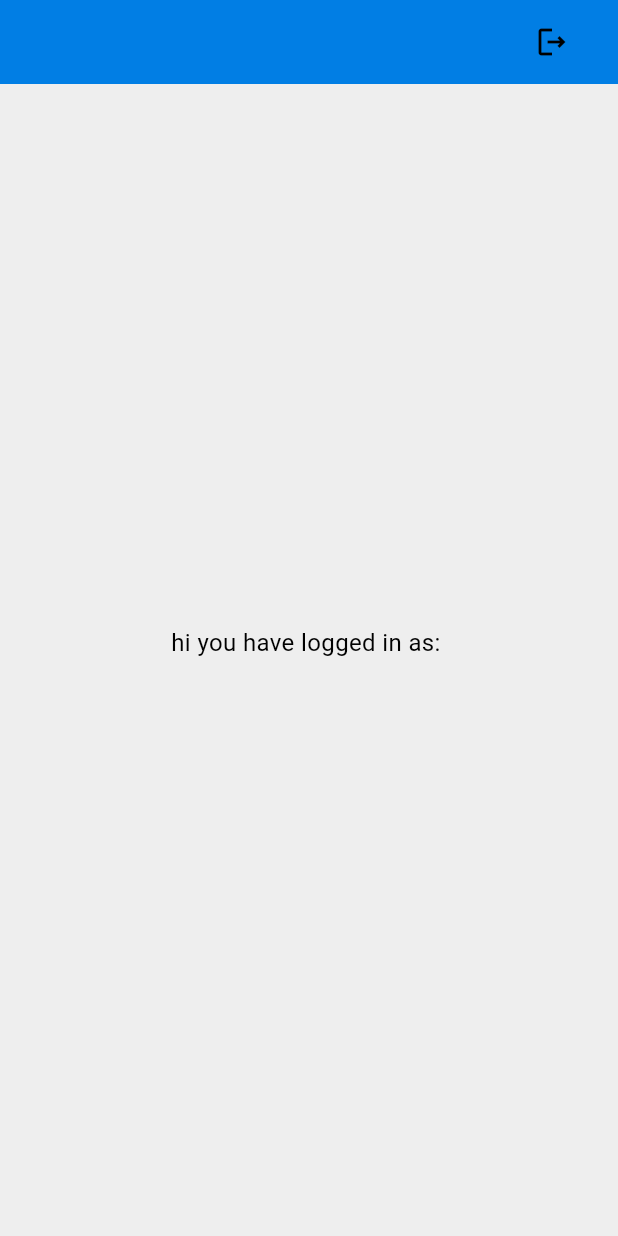
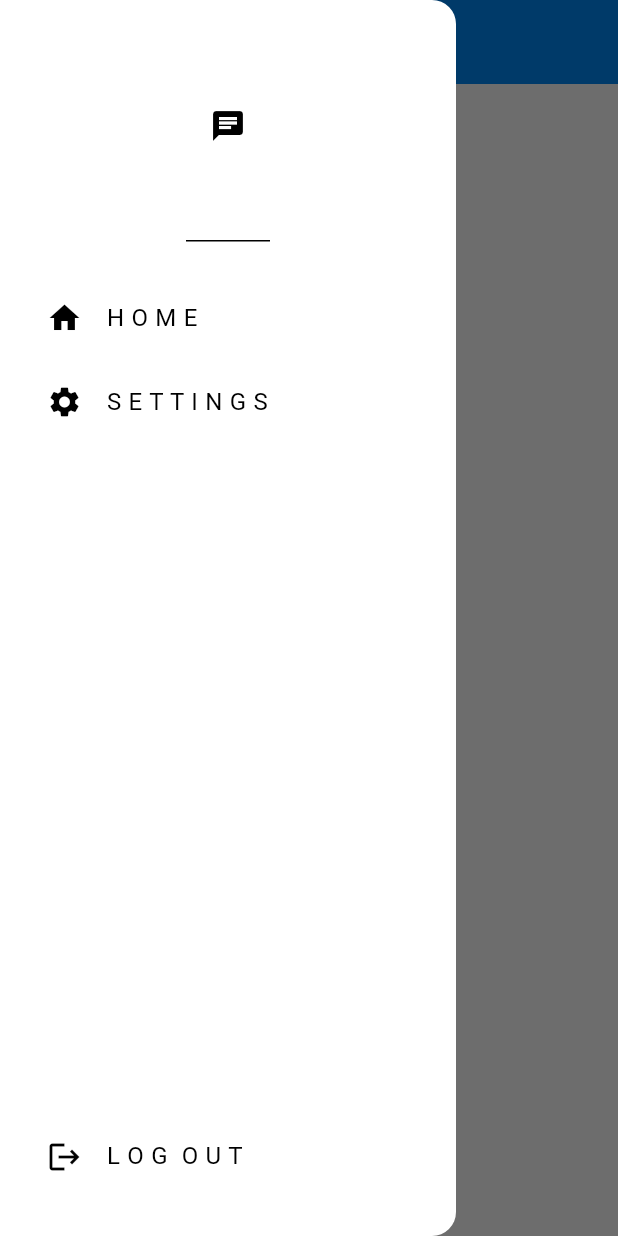
Before and after one commit to yakobsolo/Flutter-Projects, a Flutter app: the screen it shows once a user with an empty profile is signed in, with the side drawer open (before the commit the screen has no drawer), on a phone screen of 412 x 824 dp. Run offline on Flutter 3.47's test engine with Material 3 defaults, Android fonts, the phone set to English and light mode, and no system bars; our stand-ins replace cloud_firestore, firebase_auth, firebase_core, flutter_dotenv, geocoding, geolocator and 3 more; missing offline and left inert: tmdb_api; accounts and stored records are empty; generated files the repository leaves out were written again; network calls fail.

Commit message:
fix(login page)

```diff
--- /dev/null
+++ b/chatapp/lib/features/homepage/UI/homeScreen.dart
@@ -0,0 +1,79 @@
+import 'package:chatapp/features/homepage/UI/chatScreen.dart';
+import 'package:chatapp/features/homepage/UI/usertile.dart';
+import 'package:chatapp/features/homepage/widgets/drawerpage.dart';
+import 'package:chatapp/features/services/auth_service.dart';
+import 'package:chatapp/features/services/chat/chat_service.dart';
+import 'package:firebase_auth/firebase_auth.dart';
+import 'package:flutter/material.dart';
+import 'package:google_sign_in/google_sign_in.dart';
+
+class HomeScreen extends StatelessWidget {
+  HomeScreen({super.key});
+  final user = FirebaseAuth.instance.currentUser;
+
+  final ChatService _chatService = ChatService();
+  final AuthService _authService = AuthService();
+
+  final FirebaseAuth _auth = FirebaseAuth.instance;
+
+  @override
+  Widget build(BuildContext context) {
+    signOut() async {
+      await GoogleSignIn().signOut();
+      await FirebaseAuth.instance.signOut();
+    }
+
+    return Scaffold(
+      backgroundColor: Theme.of(context).colorScheme.background,
+      drawer: DrawerPage(),
+      appBar: AppBar(
+        backgroundColor: Theme.of(context).colorScheme.primary,
+        title: Center(
+            child: Text(
+          "Home",
+          style: TextStyle(color: Theme.of(context).colorScheme.secondary),
+        )),
+      ),
+      body: _buildUserList(),
+    );
+  }
+
+  Widget _buildUserList() {
+    return StreamBuilder(
+        stream: _chatService.getUsersStream(),
+        builder: (context, snapshot) {
+          if (snapshot.hasError) {
+            return const Text("Errof");
+          }
+          if (snapshot.connectionState == ConnectionState.waiting) {
+            return const Text("Loading");
+          }
+
+          return ListView(
+            children: snapshot.data!
+                .map<Widget>(
+                    (userdata) => _buildUserListItem(userdata, context))
+                .toList(),
+          );
+        });
+  }
+
+  Widget _buildUserListItem(
+      Map<String, dynamic> userData, BuildContext context) {
+    // display alll users except current user
+    if (userData["email"] != _auth.currentUser!.email) {
+      return UserTile(
+        text: userData["email"],
+        onTap: () {
+          Navigator.push(
+              context,
+              MaterialPageRoute(
+                  builder: (context) =>
+                      ChatPage(receiverEmail: userData["email"])));
+        },
+      );
+    } else {
+      return Container();
+    }
+  }
+}
--- /dev/null
+++ b/chatapp/lib/features/homepage/widgets/drawerpage.dart
@@ -0,0 +1,81 @@
+import 'package:firebase_auth/firebase_auth.dart';
+import 'package:flutter/material.dart';
+import 'package:google_sign_in/google_sign_in.dart';
+
+class DrawerPage extends StatelessWidget {
+  const DrawerPage({super.key});
+
+  signOut() async {
+      await GoogleSignIn().signOut();
+      await FirebaseAuth.instance.signOut();
+    }
+
+  @override
+  Widget build(BuildContext context) {
+    return Drawer(
+      child: Column(
+        mainAxisAlignment: MainAxisAlignment.spaceBetween,
+        children: [
+          Column(
+            children: [
+              DrawerHeader(
+                  child: Icon(
+                Icons.chat,
+                color: Theme.of(context).colorScheme.secondary,
+              )),
+              Padding(
+                padding: const EdgeInsets.only(left: 15, right: 15, top: 15),
+                child: ListTile(
+                  onTap: () {
+                    Navigator.pop(context);
+                  },
+                  title: Text(
+                    "H O M E",
+                    style: TextStyle(
+                        color: Theme.of(context).colorScheme.secondary),
+                  ),
+                  leading: Icon(
+                    Icons.home,
+                    color: Theme.of(context).colorScheme.secondary,
+                  ),
+                ),
+              ),
+              Padding(
+                padding: const EdgeInsets.symmetric(
+                  horizontal: 15.0,
+                ),
+                child: ListTile(
+                  onTap: () => Navigator.pop(context),
+                  title: Text(
+                    "S E T T I N G S",
+                    style: TextStyle(
+                        color: Theme.of(context).colorScheme.secondary),
+                  ),
+                  leading: Icon(
+                    Icons.settings,
+                    color: Theme.of(context).colorScheme.secondary,
+                  ),
+                ),
+              ),
+            ],
+          ),
+          Padding(
+            padding: const EdgeInsets.only(left: 15.0, right: 15, bottom: 25),
+            child: ListTile(
+              onTap: () => signOut(),
+              title: Text(
+                "L O G  O U T",
+                style:
+                    TextStyle(color: Theme.of(context).colorScheme.secondary),
+              ),
+              leading: Icon(
+                Icons.logout,
+                color: Theme.of(context).colorScheme.secondary,
+              ),
+            ),
+          ),
+        ],
+      ),
+    );
+  }
+}
--- a/chatapp/lib/features/loginpage/UI/authScreen.dart
+++ b/chatapp/lib/features/loginpage/UI/authScreen.dart
@@ -1,4 +1,4 @@
-import 'package:chatapp/features/loginpage/UI/homeScreen.dart';
+import 'package:chatapp/features/homepage/UI/homeScreen.dart';
 import 'package:chatapp/features/loginpage/UI/loginorsignup.dart';
 import 'package:firebase_auth/firebase_auth.dart';
 import 'package:flutter/material.dart';
--- a/chatapp/lib/features/loginpage/UI/homeScreen.dart
+++ /dev/null
@@ -1,38 +0,0 @@
-import 'package:firebase_auth/firebase_auth.dart';
-import 'package:flutter/material.dart';
-import 'package:google_sign_in/google_sign_in.dart';
-
-class HomeScreen extends StatelessWidget {
-  HomeScreen({super.key});
-  final user = FirebaseAuth.instance.currentUser;
-
-  @override
-  Widget build(BuildContext context) {
-    signOut() async {
-      await GoogleSignIn().signOut();
-      await FirebaseAuth.instance.signOut();
-    }
-
-    return Scaffold(
-        backgroundColor: Theme.of(context).colorScheme.background,
-        appBar: AppBar(
-          backgroundColor: Theme.of(context).colorScheme.primary,
-          actions: [
-            IconButton(
-                onPressed: () {
-                  signOut();
-                },
-                icon: Icon(Icons.logout_outlined)),
-            SizedBox(
-              width: 20,
-            )
-          ],
-        ),
-        body: Center(
-          child: Text(
-            "hi you have logged in as: \n ${user!.email}",
-            style: TextStyle(color: Theme.of(context).colorScheme.secondary, fontSize: 16),
-          ),
-        ));
-  }
-}
--- a/chatapp/lib/features/loginpage/UI/loginorsignup.dart
+++ b/chatapp/lib/features/loginpage/UI/loginorsignup.dart
@@ -1,5 +1,5 @@
 import 'package:chatapp/features/loginpage/UI/loginScreen.dart';
-import 'package:chatapp/features/loginpage/UI/registerScreen.dart';
+import 'package:chatapp/features/signuppage/UI/registerScreen.dart';
 import 'package:flutter/material.dart';
 
 class LoginorSignUp extends StatefulWidget {
--- /dev/null
+++ b/chatapp/lib/features/services/chat/chat_service.dart
@@ -0,0 +1,19 @@
+import 'package:cloud_firestore/cloud_firestore.dart';
+
+class ChatService {
+  // get instance of firestore
+
+  final FirebaseFirestore _firsestore = FirebaseFirestore.instance;
+
+  // get user stream
+
+  Stream<List<Map<String, dynamic>>> getUsersStream() {
+    return _firsestore.collection("Users").snapshots().map((snapshot) {
+      return snapshot.docs.map((doc) {
+        final user = doc.data();
+
+        return user;
+      }).toList();
+    });
+  }
+}
--- a/chatapp/pubspec.yaml
+++ b/chatapp/pubspec.yaml
@@ -38,6 +38,7 @@ dependencies:
   # The following adds the Cupertino Icons font to your application.
   # Use with the CupertinoIcons class for iOS style icons.
   cupertino_icons: ^1.0.6
+  cloud_firestore: ^4.17.2
 
 dev_dependencies:
   flutter_test:
```
Also changed, not shown: chatapp/lib/features/homepage/UI/chatScreen.dart (added, +14 -0 lines), chatapp/lib/features/homepage/UI/usertile.dart (added, +32 -0 lines), chatapp/lib/features/loginpage/UI/loginScreen.dart (+30 -20 lines), chatapp/lib/features/services/auth_service.dart (+11 -1 lines), chatapp/lib/features/signuppage/UI/registerScreen.dart (renamed from chatapp/lib/features/loginpage/UI/registerScreen.dart, +33 -18 lines), 3 other files.
